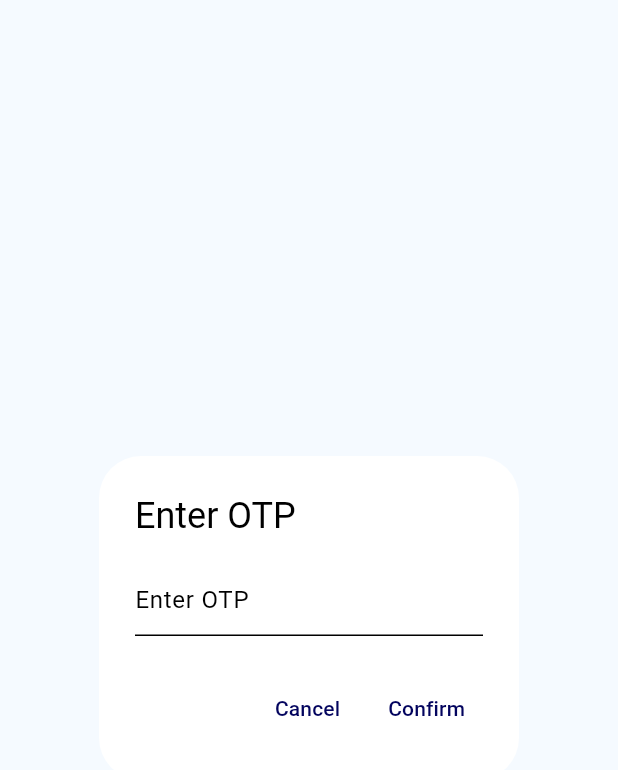
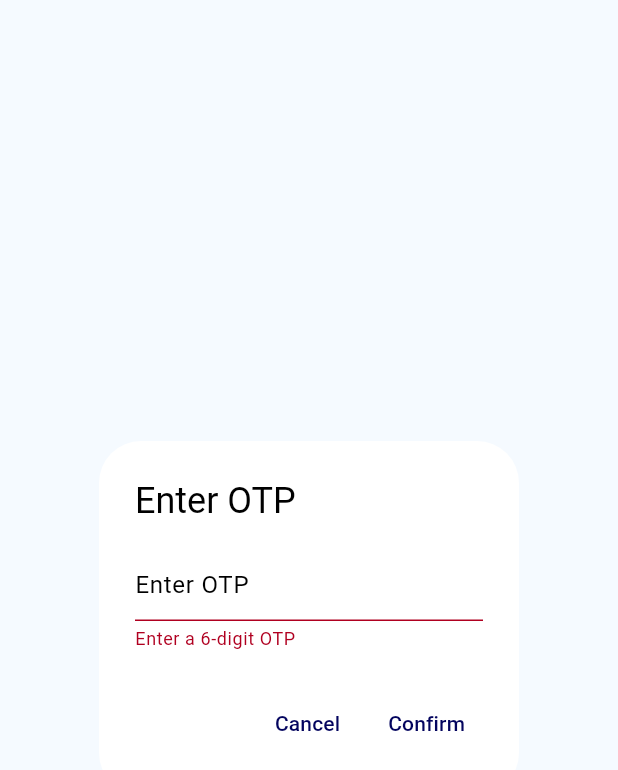
Before and after one commit to bukizz-store/bukizz_delivery, a Flutter app: the OTPDialog widget shown alone on an empty page, opened directly, after a tap on "Confirm", on a phone screen of 412 x 824 dp. Shown: the top 770 px of the screen. Run offline on Flutter 3.47's test engine with Material 3 defaults, Android fonts, the phone set to English and light mode, and no system bars; our stand-ins replace cloud_firestore, dotted_border, firebase_auth, firebase_core, firebase_database, flutter_spinkit and 5 more; missing offline and left inert: qr_code_scanner; accounts and stored records are empty.

Commit message:
some changes

```diff
--- a/lib/utils/Widgets/dialog box/OtpDialogueBox.dart
+++ b/lib/utils/Widgets/dialog box/OtpDialogueBox.dart
@@ -1,4 +1,5 @@
 import 'package:flutter/material.dart';
+import 'package:flutter/services.dart';
 
 class OTPDialog extends StatefulWidget {
   final Function(String) onOTPConfirmed;
@@ -11,6 +12,7 @@ class OTPDialog extends StatefulWidget {
 
 class _OTPDialogState extends State<OTPDialog> {
   late TextEditingController _otpController;
+  final _formKey = GlobalKey<FormState>();
 
   @override
   void initState() {
@@ -28,11 +30,21 @@ class _OTPDialogState extends State<OTPDialog> {
   Widget build(BuildContext context) {
     return AlertDialog(
       title: Text('Enter OTP'),
-      content: TextField(
-        controller: _otpController,
-        keyboardType: TextInputType.number,
-        decoration: InputDecoration(
-          hintText: 'Enter OTP',
+      content: Form(
+        key: _formKey,
+        child: TextFormField(
+          controller: _otpController,
+          keyboardType: TextInputType.number,
+          inputFormatters: [FilteringTextInputFormatter.digitsOnly, LengthLimitingTextInputFormatter(6)],
+          decoration: InputDecoration(
+            hintText: 'Enter OTP',
+          ),
+          validator: (value) {
+            if (value == null || value.isEmpty || value.length != 6) {
+              return 'Enter a 6-digit OTP';
+            }
+            return null;
+          },
         ),
       ),
       actions: <Widget>[
@@ -44,13 +56,10 @@ class _OTPDialogState extends State<OTPDialog> {
         ),
         TextButton(
           onPressed: () {
-            String otp = _otpController.text;
-            if (otp.isNotEmpty) {
+            if (_formKey.currentState!.validate()) {
+              String otp = _otpController.text;
               widget.onOTPConfirmed(otp);
               Navigator.of(context).pop();
-            } else {
-              // Handle empty OTP input
-              // You can show an error message or perform any other action
             }
           },
           child: Text('Confirm'),
```
Also changed, not shown: lib/mvvm/viewModels/orders/orders.dart (+9 -7 lines), lib/mvvm/views/NavBar_Screens/Delivery/Delivery_screen.dart (+28 -7 lines).
